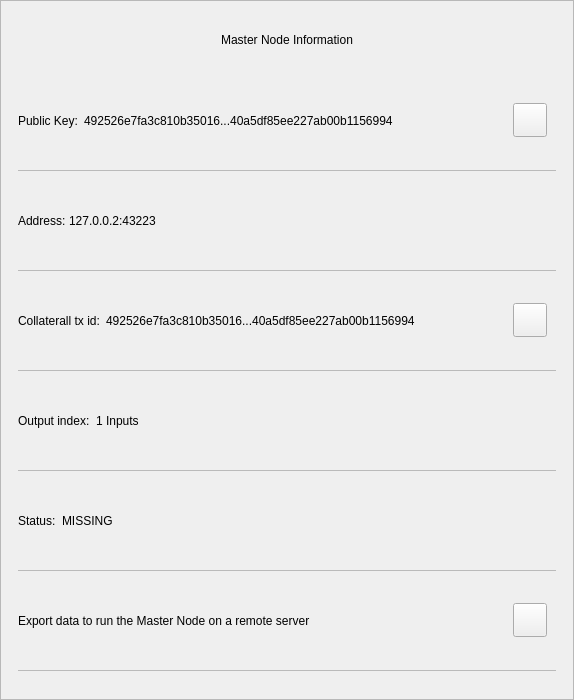
minerric/BLTG, file src/qt/bltg/forms/mninfodialog.ui: the form before one commit.
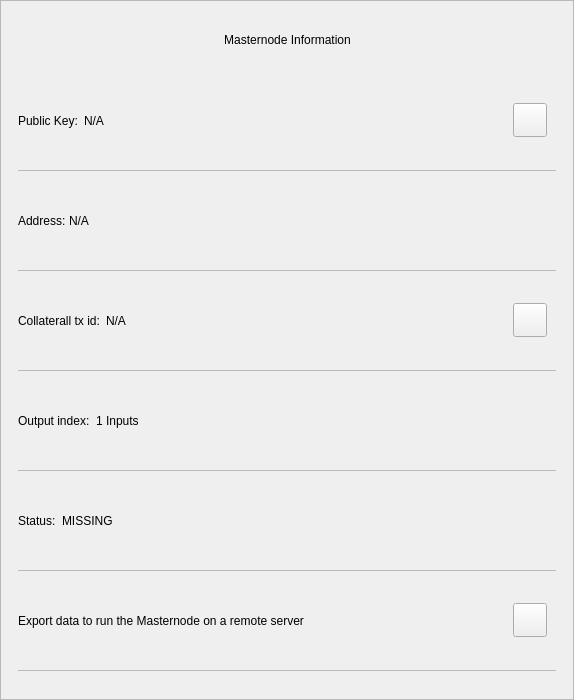
The form after the commit.

Patch:
```diff
--- a/src/qt/bltg/forms/mninfodialog.ui
+++ b/src/qt/bltg/forms/mninfodialog.ui
@@ -101,7 +101,7 @@
            <string notr="true">padding-left:24px;</string>
           </property>
           <property name="text">
-           <string>Master Node Information</string>
+           <string>Masternode Information</string>
           </property>
           <property name="alignment">
            <set>Qt::AlignCenter</set>
@@ -271,7 +271,7 @@
                    <item>
                     <widget class="QLabel" name="textId">
                      <property name="text">
-                      <string>492526e7fa3c810b35016...40a5df85ee227ab00b1156994</string>
+                      <string notr="true">N/A</string>
                      </property>
                     </widget>
                    </item>
@@ -350,7 +350,7 @@
                    <item>
                     <widget class="QLabel" name="textAddress">
                      <property name="text">
-                      <string>127.0.0.2:43223</string>
+                      <string notr="true">N/A</string>
                      </property>
                     </widget>
                    </item>
@@ -395,7 +395,7 @@
                    <item>
                     <widget class="QLabel" name="textAmount">
                      <property name="text">
-                      <string>492526e7fa3c810b35016...40a5df85ee227ab00b1156994</string>
+                      <string notr="true">N/A</string>
                      </property>
                     </widget>
                    </item>
@@ -554,7 +554,7 @@
                       <number>0</number>
                      </property>
                      <property name="text">
-                      <string>Export data to run the Master Node on a remote server</string>
+                      <string>Export data to run the Masternode on a remote server</string>
                      </property>
                      <property name="wordWrap">
                       <bool>true</bool>
```
Left out of the diff: 4 changed lines with no effect on the pictures.
